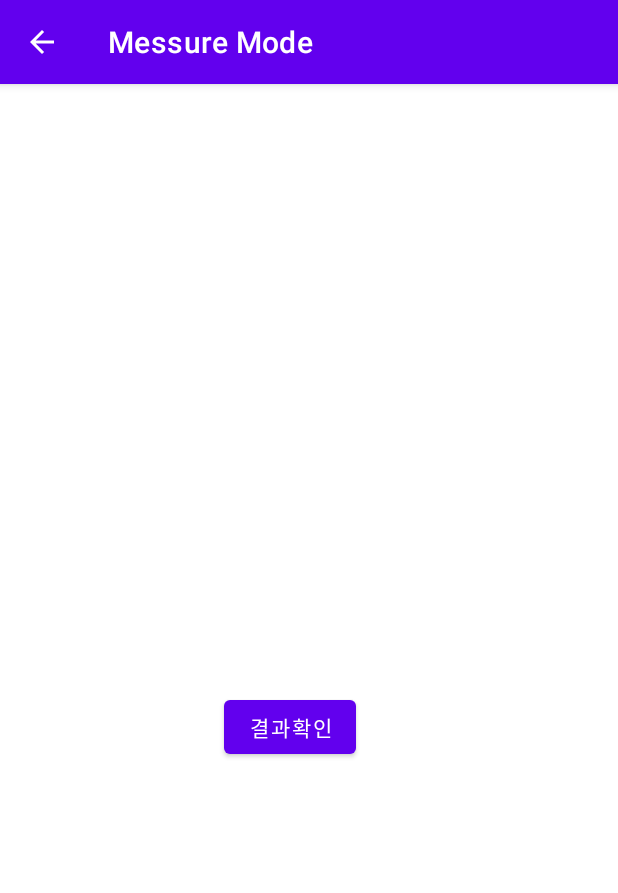
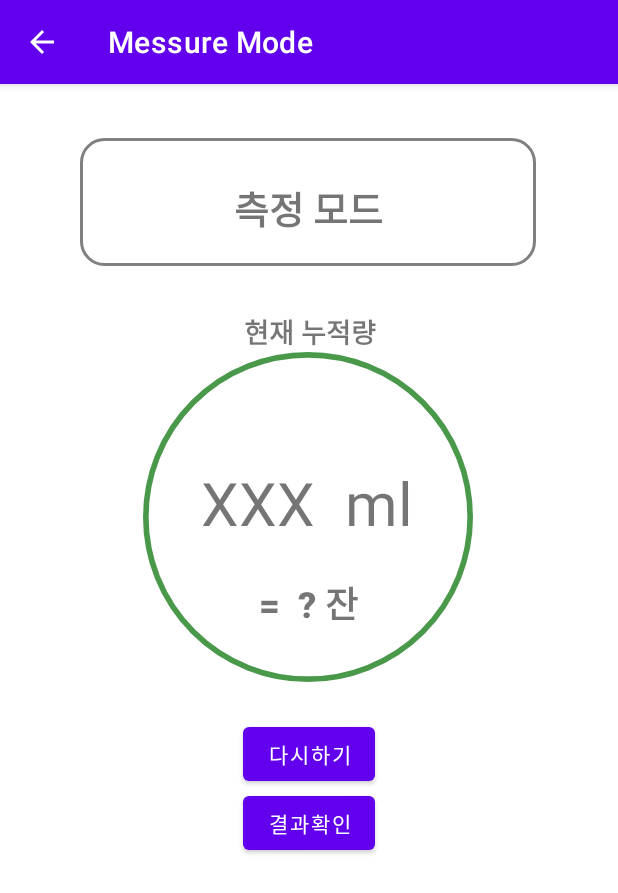
Before and after one commit to seohyun-kim/Drinking-Controller_by-Kotlin, an Android app: the MessureModeActivity screen opened directly, with no data from a screen before it, on a phone screen of 412 x 824 dp. Shown: the top 893 px of the screen. Run offline under Robolectric (Android 15) with nearby library versions, the phone set to English and light mode, and no system bars.

Commit message:
add jeonghyun ui

```diff
--- a/app/src/main/java/com/example/myappbykotlin_1/MessureModeActivity.kt
+++ b/app/src/main/java/com/example/myappbykotlin_1/MessureModeActivity.kt
@@ -22,7 +22,7 @@ class MessureModeActivity : AppCompatActivity() {
         //뷰 바인딩
         val binding=ActivityMessureModeBinding.inflate(layoutInflater) //뷰 바인딩 사용 준비
         setContentView(binding.root) //화면 안의 버튼 사용 가능
-        binding.resultbtn.setOnClickListener{
+        binding.resultBtn.setOnClickListener{
             val nextIntent = Intent(this,MessureRecord::class.java)
             startActivity(nextIntent)
             Log.d("Btn", "result Btn is clicked! method = Log.d")
--- a/app/src/main/res/drawable/circle.xml
+++ b/app/src/main/res/drawable/circle.xml
@@ -2,6 +2,6 @@
 
 <shape xmlns:android="http://schemas.android.com/apk/res/android" android:shape="oval">
     <solid android:color="#FFFFFF"/>
-    <stroke android:width="6dp" android:color="#FFE08C"/>
+    <stroke android:width="6dp" android:color="#4A994B"/>
     <size android:width="350dp" android:height="350dp"/>
 </shape>
--- a/app/src/main/res/drawable/circle_g.xml
+++ /dev/null
@@ -1,7 +0,0 @@
-<?xml version="1.0" encoding="utf-8"?>
-
-<shape xmlns:android="http://schemas.android.com/apk/res/android" android:shape="oval">
-    <solid android:color="#FFFFFF"/>
-    <stroke android:width="6dp" android:color="#4A994B"/>
-    <size android:width="350dp" android:height="350dp"/>
-</shape>
--- a/app/src/main/res/layout/activity_messure_mode.xml
+++ b/app/src/main/res/layout/activity_messure_mode.xml
@@ -4,20 +4,127 @@
     xmlns:tools="http://schemas.android.com/tools"
     android:layout_width="match_parent"
     android:layout_height="match_parent"
+    android:scrollbarTrackHorizontal="@drawable/rectangle"
     tools:context=".MessureModeActivity">
 
+    <ScrollView
+        android:layout_width="match_parent"
+        android:layout_height="match_parent"
+        app:layout_constraintBottom_toBottomOf="parent"
+        tools:layout_editor_absoluteX="100dp">
 
-    <Button
-        android:id="@+id/resultbtn"
-        android:layout_width="wrap_content"
-        android:layout_height="wrap_content"
-        android:layout_marginStart="148dp"
-        android:layout_marginTop="386dp"
-        android:layout_marginEnd="174dp"
-        android:layout_marginBottom="297dp"
-        android:text="@string/resultcheck"
-        app:layout_constraintBottom_toBottomOf="parent"
-        app:layout_constraintEnd_toEndOf="parent"
-        app:layout_constraintStart_toStartOf="parent"
-        app:layout_constraintTop_toTopOf="parent" />
+
+        <androidx.constraintlayout.widget.ConstraintLayout
+            android:layout_width="match_parent"
+            android:layout_height="match_parent">
+
+            <ImageView
+                android:id="@+id/imageView"
+                android:layout_width="304dp"
+                android:layout_height="85dp"
+                android:layout_marginStart="32dp"
+                android:layout_marginTop="36dp"
+                android:layout_marginEnd="32dp"
+                app:layout_constraintDimensionRatio="3.75"
+                app:layout_constraintEnd_toEndOf="parent"
+                app:layout_constraintHorizontal_bias="0.488"
+                app:layout_constraintStart_toStartOf="parent"
+                app:layout_constraintTop_toTopOf="parent"
+                app:layout_constraintWidth_percent="0.7"
+                app:srcCompat="@drawable/rectangle" />
+
+            <TextView
+                android:id="@+id/goalTitle"
+                android:layout_width="wrap_content"
+                android:layout_height="wrap_content"
+                android:layout_marginTop="27dp"
+                android:fontFamily="sans-serif-black"
+                android:text="측정 모드"
+                android:textSize="25sp"
+                app:layout_constraintEnd_toEndOf="@+id/imageView"
+                app:layout_constraintStart_toStartOf="@+id/imageView"
+                app:layout_constraintTop_toTopOf="@+id/imageView" />
+
+            <TextView
+                android:id="@+id/cumTitle"
+                android:layout_width="wrap_content"
+                android:layout_height="wrap_content"
+                android:layout_marginTop="30dp"
+                android:fontFamily="sans-serif-black"
+                android:text="현재 누적량"
+                android:textSize="18sp"
+                app:layout_constraintEnd_toEndOf="@+id/imageView5"
+                app:layout_constraintHorizontal_bias="0.512"
+                app:layout_constraintStart_toStartOf="@+id/imageView5"
+                app:layout_constraintTop_toBottomOf="@+id/imageView" />
+
+            <ImageView
+                android:id="@+id/imageView5"
+                android:layout_width="220dp"
+                android:layout_height="220dp"
+                android:layout_marginStart="56dp"
+                android:layout_marginEnd="56dp"
+                android:layout_marginBottom="248dp"
+                app:layout_constraintBottom_toBottomOf="parent"
+                app:layout_constraintEnd_toEndOf="parent"
+                app:layout_constraintHorizontal_bias="0.489"
+                app:layout_constraintStart_toStartOf="parent"
+                app:layout_constraintTop_toBottomOf="@+id/cumTitle"
+                app:layout_constraintVertical_bias="0.0"
+                app:srcCompat="@drawable/circle" />
+
+            <TextView
+                android:id="@+id/cumData"
+                android:layout_width="wrap_content"
+                android:layout_height="wrap_content"
+                android:text="XXX  ml"
+                android:textSize="40dp"
+                app:layout_constraintBottom_toBottomOf="@+id/imageView5"
+                app:layout_constraintEnd_toEndOf="@+id/imageView5"
+                app:layout_constraintHorizontal_bias="0.488"
+                app:layout_constraintStart_toStartOf="@+id/imageView5"
+                app:layout_constraintTop_toTopOf="@+id/imageView5"
+                app:layout_constraintVertical_bias="0.44"
+                tools:fontFamily="sans-serif-black" />
+
+            <TextView
+                android:id="@+id/cupText"
+                android:layout_width="wrap_content"
+                android:layout_height="wrap_content"
+                android:layout_marginTop="22dp"
+                android:fontFamily="sans-serif-black"
+                android:text="=  ? 잔"
+                android:textSize="24dp"
+                app:layout_constraintEnd_toEndOf="@+id/imageView5"
+                app:layout_constraintStart_toStartOf="@+id/imageView5"
+                app:layout_constraintTop_toBottomOf="@+id/cumData" />
+
+            <Button
+                android:id="@+id/resetBtn"
+                android:layout_width="wrap_content"
+                android:layout_height="wrap_content"
+                android:layout_marginTop="24dp"
+                android:layout_marginBottom="70dp"
+                android:text="다시하기"
+                android:textColor="#FFFFFF"
+                app:layout_constraintEnd_toEndOf="parent"
+                app:layout_constraintStart_toStartOf="parent"
+                app:layout_constraintTop_toBottomOf="@+id/imageView5"
+                app:layout_constraintVertical_bias="0.0" />
+
+            <Button
+                android:id="@+id/resultBtn"
+                android:layout_width="wrap_content"
+                android:layout_height="wrap_content"
+                android:layout_marginTop="70dp"
+                android:text="결과확인"
+                android:textColor="#FFFFFF"
+                app:layout_constraintEnd_toEndOf="parent"
+                app:layout_constraintStart_toStartOf="parent"
+                app:layout_constraintTop_toBottomOf="@+id/imageView5" />
+
+        </androidx.constraintlayout.widget.ConstraintLayout>
+
+    </ScrollView>
+
 </androidx.constraintlayout.widget.ConstraintLayout>
```
Also changed, not shown: 2 other files.
